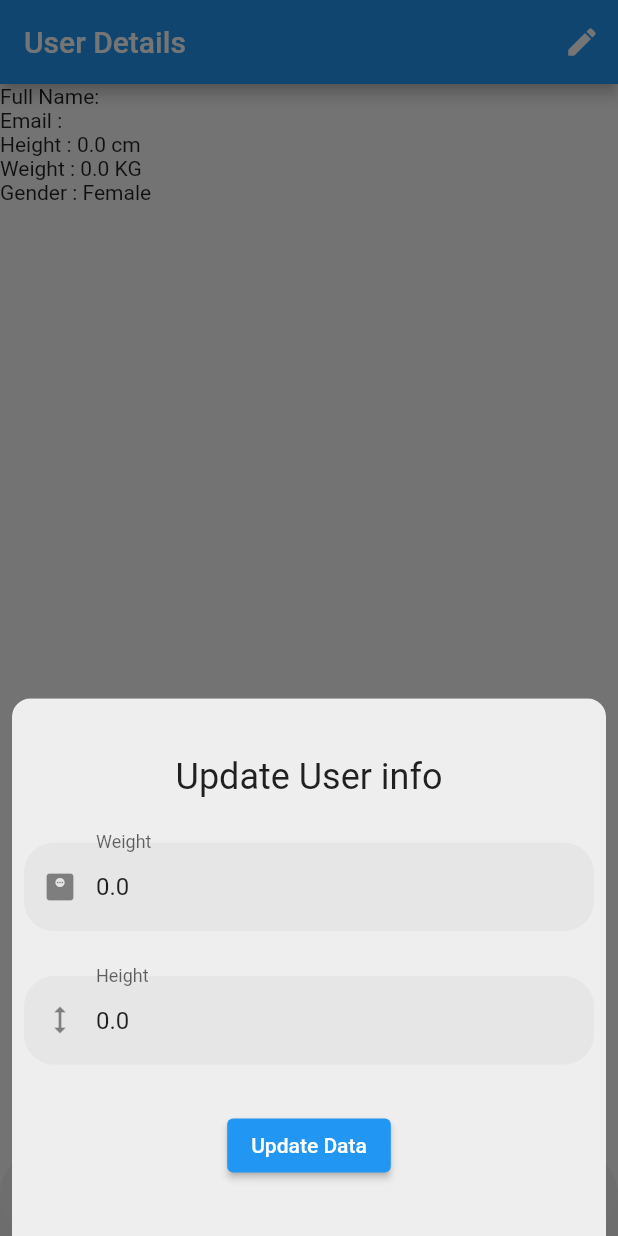
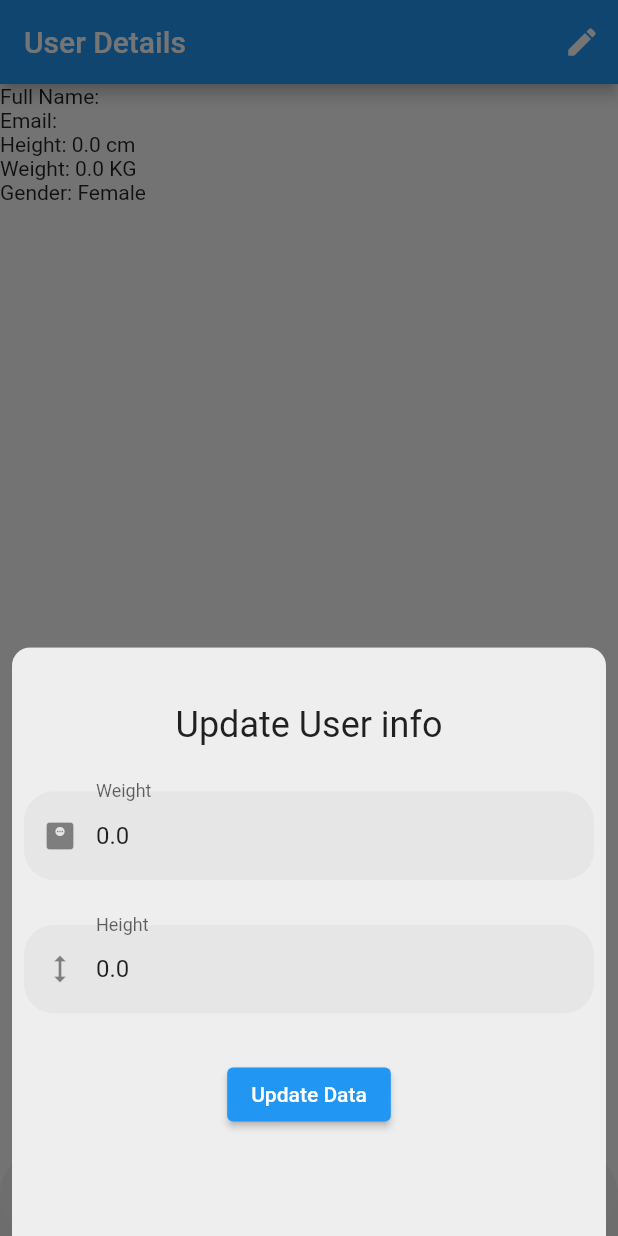
Before and after one commit to SumayaSiddique/Care_4_U_project, a Flutter app: the screen it shows once a user with an empty profile is signed in, item 4 of the bottom bar chosen, after a tap on the "edit" icon, on a phone screen of 412 x 824 dp. Run offline on Flutter 3.47's test engine with Material 2 defaults, Android fonts, the phone set to English and light mode, and no system bars; drawn by our look-alikes of persistent_bottom_nav_bar; our stand-ins replace carousel_slider, cloud_firestore, firebase_auth, firebase_core, flutter_svg, font_awesome_flutter and 8 more; accounts and stored records are empty; network calls fail; Roboto replaces fonts that are missing (SF Pro Rounded); project files that could hold a hidden picture were left out.

Commit message:
Fixed a render flex error on Galaxy device

```diff
--- a/care_4_u_project/lib/Screens/UserDetails/UserDetails.dart
+++ b/care_4_u_project/lib/Screens/UserDetails/UserDetails.dart
@@ -109,6 +109,7 @@ class _UserEditableBottomSheetState extends State<UserEditableBottomSheet> {
       padding: const EdgeInsets.symmetric(
         horizontal: 8,
       ),
+      child: SingleChildScrollView(
         child: Container(
           decoration: BoxDecoration(
             color: Colors.grey[200],
@@ -122,7 +123,7 @@ class _UserEditableBottomSheetState extends State<UserEditableBottomSheet> {
               topRight: Radius.circular(12),
             ),
           ),
-        height: Get.height / 2.3,
+          height: Get.height / 2.1,
           // color: Colors.greenAccent,
           child: Padding(
             padding: const EdgeInsets.all(8.0),
@@ -248,6 +249,7 @@ class _UserEditableBottomSheetState extends State<UserEditableBottomSheet> {
             ),
           ),
         ),
+      ),
     );
   }
 }
@@ -266,10 +268,10 @@ class BuildUserInfo extends StatelessWidget {
       crossAxisAlignment: CrossAxisAlignment.start,
       children: [
         Text("Full Name: " + usermodel.fullName),
-        Text("Email : " + usermodel.email),
-        Text("Height : " + usermodel.height.toString() + " cm"),
-        Text("Weight : " + usermodel.weight.toString() + " KG"),
-        Text(usermodel.isMale ? "Gender : Male" : "Gender : Female"),
+        Text("Email: " + usermodel.email),
+        Text("Height: " + usermodel.height.toString() + " cm"),
+        Text("Weight: " + usermodel.weight.toString() + " KG"),
+        Text(usermodel.isMale ? "Gender: Male" : "Gender: Female"),
       ],
     );
   }
```
Lines whose indentation alone changed are shown as unchanged.
